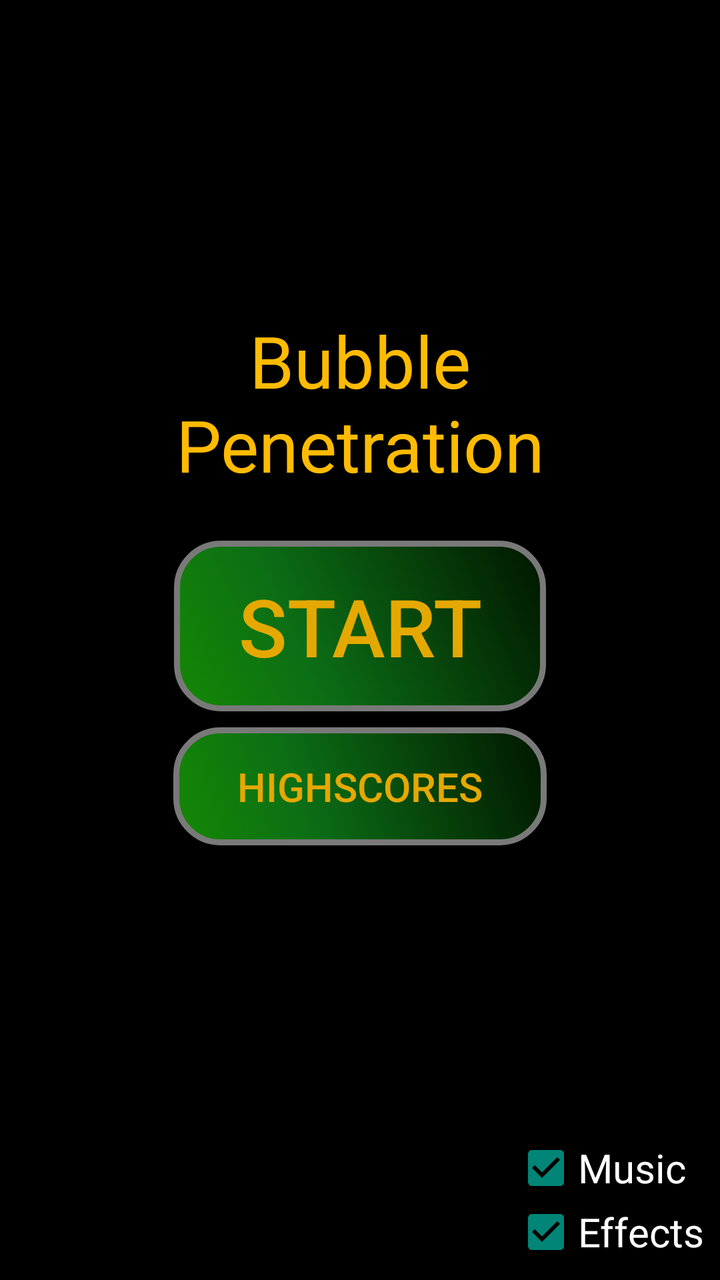
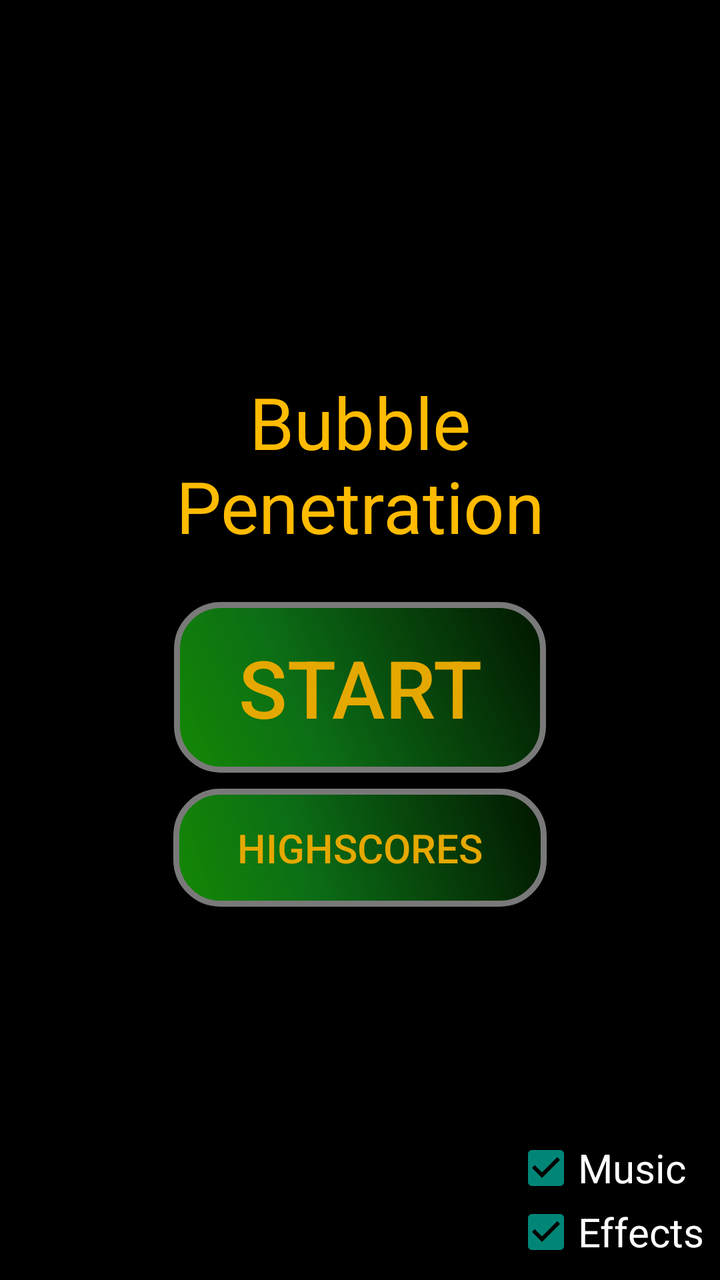

Compare the two renders of this Android layout. The source of the first and the diff that turns it into the second are given below.
<!-- AndroidManifest.xml: application theme AppTheme -->
<!-- res/layout/activity_main.xml -->
<RelativeLayout
        xmlns:android="http://schemas.android.com/apk/res/android"
        android:layout_width="match_parent"
        android:layout_height="match_parent"
        android:background="@color/black">
    <FrameLayout
            android:layout_width="fill_parent"
            android:layout_height="match_parent"
            android:id="@+id/menuGLSurfaceViewHolder"
            android:layout_centerVertical="true"
            android:layout_alignParentStart="true"
            android:layout_alignParentLeft="true"/>
    <LinearLayout
            android:layout_width="match_parent"
            android:layout_height="wrap_content"
            android:orientation="vertical"
            android:layout_centerInParent="true">
        <TextView
                android:layout_width="fill_parent"
                android:layout_height="wrap_content"
                android:id="@+id/menu_title"
                android:text="@string/bubble_penetration"
                android:textColor="@color/gold"
                android:textSize="36sp"
                android:layout_gravity="center"
                android:textAlignment="center"
                android:enabled="true"
                android:layout_marginBottom="16sp"/>
        <Button
                android:id="@+id/start_button"
                android:text="@string/start_button_text"
                android:layout_width="wrap_content"
                android:layout_height="wrap_content"
                android:textSize="40sp"
                android:onClick="startGame"
                android:background="@drawable/button"
                android:enabled="true"
                android:alpha="0.9"
                android:textColor="@color/gold"
                android:clickable="true"
                android:layout_margin="8dp"
                android:focusable="true"
                android:layout_gravity="center_horizontal"/>
        <Button
                android:id="@+id/highscore_button"
                android:text="@string/highscore_button_text"
                android:layout_width="wrap_content"
                android:layout_height="wrap_content"
                android:textSize="20sp"
                android:background="@drawable/button"
                android:onClick="showHighscores"
                android:enabled="true"
                android:textColor="@color/gold"
                android:alpha="0.9"
                android:clickable="true"
                android:focusable="true"
                android:layout_gravity="center_horizontal"/>

        <TextView
                android:id="@+id/champion_text"
                android:layout_width="match_parent"
                android:layout_height="wrap_content"
                android:gravity="center_horizontal"
                android:padding="12sp"
                android:textAlignment="center"
                android:textColor="@color/gold"
                android:textSize="28sp"/>
    </LinearLayout>
    <TextView
            android:layout_width="wrap_content"
            android:layout_height="wrap_content"
            android:id="@+id/menu_username"
            android:layout_gravity="start|bottom"
            android:textSize="24sp"
            android:textColor="@color/white"
            android:onClick="showUsernameSelectionScreen"
            android:layout_marginLeft="8sp"
            android:layout_marginBottom="8sp"
            android:clickable="true"
            android:enabled="true"
            android:layout_marginStart="8sp"
            android:focusable="true"
            android:layout_alignParentBottom="true"/>
    <LinearLayout
            android:layout_width="wrap_content"
            android:layout_height="wrap_content"
            android:orientation="vertical"
            android:layout_alignParentBottom="true"
            android:layout_alignParentRight="true"
            android:layout_alignParentEnd="true">
        <CheckBox
                android:layout_width="wrap_content"
                android:layout_height="wrap_content"
                android:text="@string/music"
                android:id="@+id/music_box"
                android:textColor="@color/white"
                android:textSize="20sp"
                android:checked="true"
                android:onClick="setMusic"
                android:enabled="true"
                android:layout_marginRight="8sp"
                android:layout_marginEnd="8sp"/>
        <CheckBox
                android:layout_width="wrap_content"
                android:layout_height="wrap_content"
                android:text="@string/effects"
                android:id="@+id/effects_box"
                android:textColor="@color/white"
                android:textSize="20sp"
                android:checked="true"
                android:enabled="true"
                android:onClick="setEffects"
                android:layout_marginRight="8sp"
                android:layout_marginEnd="8sp"
                android:layout_marginBottom="8sp"/>
    </LinearLayout>
</RelativeLayout>
<!-- resources referenced by this layout -->
<resources>
  <color name="black">#000000</color>
  <color name="gold">#FFBB00</color>
  <color name="white">#ffffff</color>
  <!-- drawable button (drawable) -->
  <?xml version="1.0" encoding="utf-8"?>
  <shape xmlns:android="http://schemas.android.com/apk/res/android" android:shape="rectangle" >
      <corners android:radius="22dp"/>
      <gradient
          android:angle="45"
          android:centerX="35%"
          android:centerColor="#0E7A19"
          android:startColor="#179805"
          android:endColor="#021900"
          android:type="linear"/>
      <padding
          android:left="32sp"
          android:top="16sp"
          android:right="32sp"
          android:bottom="16sp"/>
      <stroke
          android:width="3dp"
          android:color="#878787"/>
  </shape>
  <string name="bubble_penetration">Bubble\nPenetration</string>
  <string name="effects">Effects</string>
  <string name="highscore_button_text">Highscores</string>
  <string name="music">Music</string>
  <string name="start_button_text">Start</string>
  <style name="AppTheme" parent="Base.Theme.AppCompat.Light.DarkActionBar">
  
      </style>
</resources>

<!-- the commit's change to res/layout/activity_main.xml (unified diff, before → after) -->
@@ -55,17 +55,18 @@
                 android:clickable="true"
                 android:focusable="true"
                 android:layout_gravity="center_horizontal"/>
-
-        <TextView
-                android:id="@+id/champion_text"
-                android:layout_width="match_parent"
-                android:layout_height="wrap_content"
-                android:gravity="center_horizontal"
-                android:padding="12sp"
-                android:textAlignment="center"
-                android:textColor="@color/gold"
-                android:textSize="28sp"/>
     </LinearLayout>
+    <TextView
+            android:id="@+id/champion_text"
+            android:layout_width="match_parent"
+            android:layout_height="wrap_content"
+            android:gravity="center_horizontal"
+            android:padding="12sp"
+            android:textAlignment="center"
+            android:textColor="@color/gold"
+            android:textSize="28sp"
+            android:layout_alignParentBottom="true"
+            android:layout_marginBottom="80sp"/>
     <TextView
             android:layout_width="wrap_content"
             android:layout_height="wrap_content"
